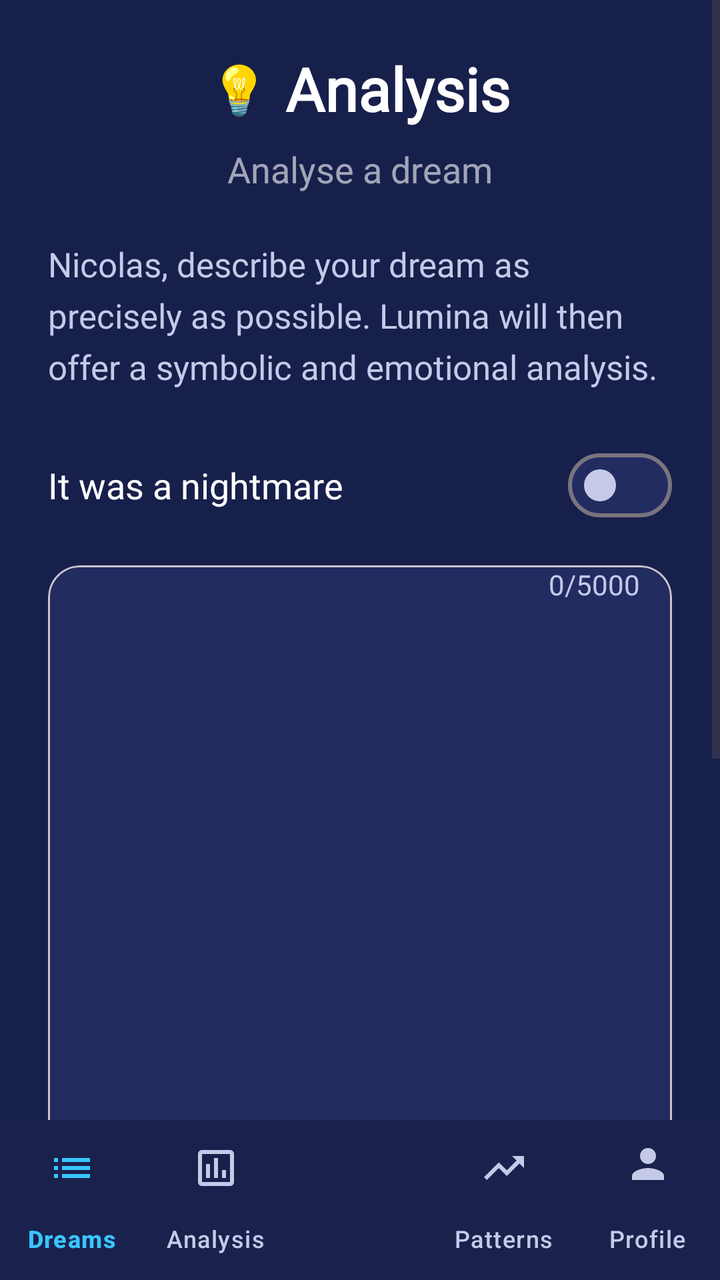
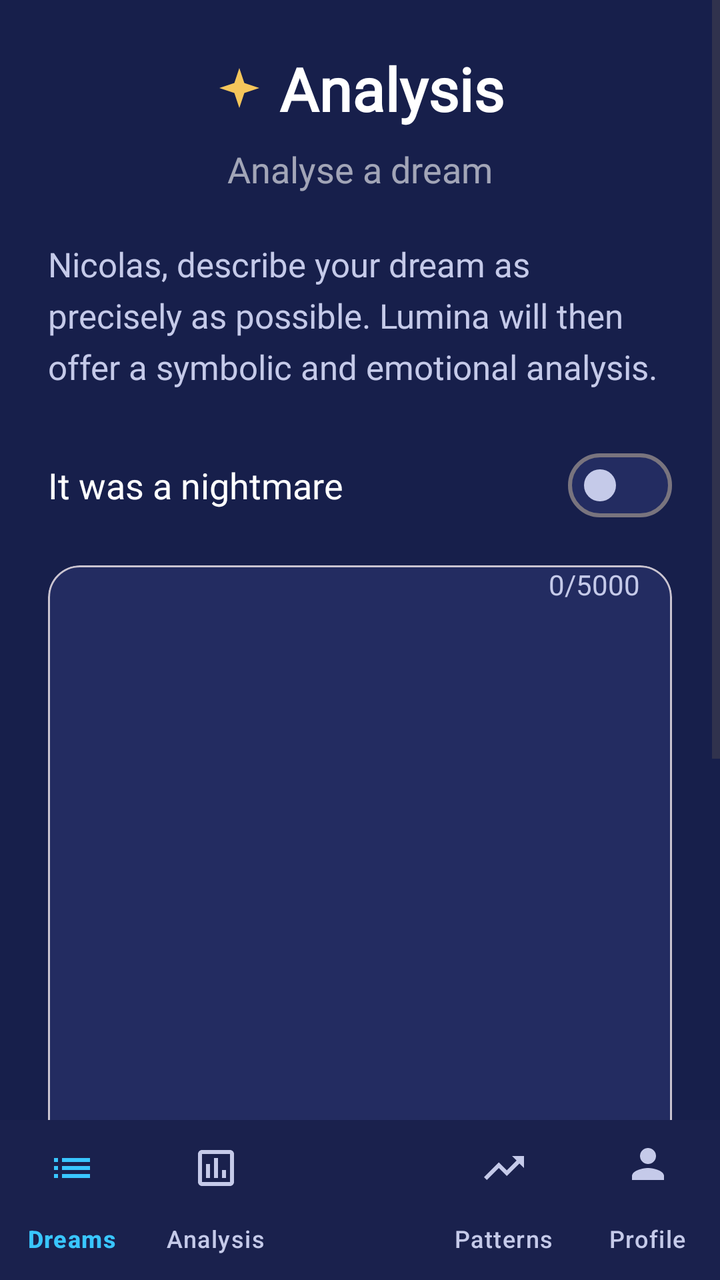

Compare the two renders of this Android layout. The source of the first and the diff that turns it into the second are given below.
<!-- AndroidManifest.xml: application theme Theme.LucidDreams -->
<!-- res/layout/activity_add_dream.xml -->
<?xml version="1.0" encoding="utf-8"?>
<androidx.constraintlayout.widget.ConstraintLayout xmlns:android="http://schemas.android.com/apk/res/android"
    xmlns:app="http://schemas.android.com/apk/res-auto"
    android:id="@+id/add_dream_root"
    android:layout_width="match_parent"
    android:layout_height="match_parent"
    android:background="#171F4B">

    <ScrollView
        android:layout_width="match_parent"
        android:layout_height="0dp"
        android:fillViewport="true"
        app:layout_constraintTop_toTopOf="parent"
        app:layout_constraintBottom_toTopOf="@id/bottomNav">

        <LinearLayout
            android:layout_width="match_parent"
            android:layout_height="wrap_content"
            android:orientation="vertical"
            android:paddingBottom="42dp">

            
            <LinearLayout
                android:id="@+id/topHeader"
                android:layout_width="match_parent"
                android:layout_height="wrap_content"
                android:orientation="vertical"
                android:gravity="center"
                android:layout_marginTop="24dp">

                <LinearLayout
                    android:layout_width="wrap_content"
                    android:layout_height="wrap_content"
                    android:orientation="horizontal"
                    android:gravity="center_vertical">
                    
                    <TextView
                        android:layout_width="wrap_content"
                        android:layout_height="wrap_content"
                        android:text="💡"
                        android:textSize="24sp"
                        android:layout_marginEnd="8dp"/>
                        
                    <TextView
                        android:layout_width="wrap_content"
                        android:layout_height="wrap_content"
                        android:text="Analysis"
                        android:textColor="#FFFFFF"
                        android:textSize="30sp"
                        android:fontFamily="@font/poppins"
                        android:textStyle="bold" />
                </LinearLayout>

                <TextView
                    android:layout_width="wrap_content"
                    android:layout_height="wrap_content"
                    android:text="Analyse a dream"
                    android:textColor="#99FFFFFF"
                    android:textSize="18sp"
                    android:layout_marginTop="8dp"
                    android:fontFamily="@font/poppins" />
            </LinearLayout>

            
            <TextView
                android:id="@+id/tvDescription"
                android:layout_width="match_parent"
                android:layout_height="wrap_content"
                android:layout_marginHorizontal="24dp"
                android:layout_marginTop="24dp"
                android:text="Nicolas, describe your dream as precisely as possible. Lumina will then offer a symbolic and emotional analysis."
                android:textColor="#C5CAE9"
                android:textSize="17sp"
                android:fontFamily="@font/poppins"
                android:lineSpacingExtra="6dp" />

            
            <LinearLayout
                android:layout_width="match_parent"
                android:layout_height="wrap_content"
                android:layout_marginHorizontal="24dp"
                android:layout_marginTop="24dp"
                android:orientation="horizontal"
                android:gravity="center_vertical">
                
                <TextView
                    android:layout_width="0dp"
                    android:layout_height="wrap_content"
                    android:layout_weight="1"
                    android:text="It was a nightmare"
                    android:textColor="#FFFFFF"
                    android:textSize="18sp"
                    android:fontFamily="@font/poppins" />

                <com.google.android.material.materialswitch.MaterialSwitch
                    android:id="@+id/cbNightmare"
                    android:layout_width="wrap_content"
                    android:layout_height="wrap_content"
                    app:thumbTint="#C5CAE9"
                    app:trackTint="#232C61"/>
            </LinearLayout>

            
            <com.google.android.material.card.MaterialCardView
                android:id="@+id/cvJournal"
                android:layout_width="match_parent"
                android:layout_height="0dp"
                android:layout_weight="1"
                android:layout_marginHorizontal="24dp"
                android:layout_marginTop="16dp"
                android:minHeight="350dp"
                app:cardBackgroundColor="#232C61"
                app:cardCornerRadius="16dp"
                app:cardElevation="0dp">

                <androidx.constraintlayout.widget.ConstraintLayout
                    android:layout_width="match_parent"
                    android:layout_height="match_parent">

                    <EditText
                        android:id="@+id/etDreamJournal"
                        android:layout_width="match_parent"
                        android:layout_height="0dp"
                        android:background="@android:color/transparent"
                        android:gravity="top|start"
                        android:hint="Describe your dream..."
                        android:inputType="textMultiLine|textCapSentences"
                        android:padding="24dp"
                        android:textColor="#FFFFFF"
                        android:textColorHint="#C5CAE9"
                        android:textSize="18sp"
                        android:lineSpacingExtra="8dp"
                        android:fontFamily="@font/poppins"
                        app:layout_constraintTop_toTopOf="parent"
                        app:layout_constraintBottom_toTopOf="@id/tvCharCount" />

                    <TextView
                        android:id="@+id/tvCharCount"
                        android:layout_width="wrap_content"
                        android:layout_height="wrap_content"
                        android:layout_margin="16dp"
                        android:text="0/5000"
                        android:textColor="#C5CAE9"
                        android:textSize="14sp"
                        android:fontFamily="@font/poppins"
                        app:layout_constraintBottom_toBottomOf="parent"
                        app:layout_constraintEnd_toEndOf="parent" />
                </androidx.constraintlayout.widget.ConstraintLayout>
            </com.google.android.material.card.MaterialCardView>

            
            <Button
                android:id="@+id/btnSaveDraft"
                style="@style/Widget.MaterialComponents.Button.OutlinedButton"
                android:layout_width="wrap_content"
                android:layout_height="wrap_content"
                android:layout_gravity="end"
                android:layout_marginEnd="24dp"
                android:layout_marginTop="8dp"
                android:text="Save Draft"
                android:textColor="#C5CAE9"
                app:strokeColor="#C5CAE9"
                android:fontFamily="@font/poppins" />

            
            <LinearLayout
                android:layout_width="match_parent"
                android:layout_height="wrap_content"
                android:orientation="vertical"
                android:layout_marginTop="24dp">

                <FrameLayout
                    android:id="@+id/bottomActionArea"
                    android:layout_width="match_parent"
                    android:layout_height="wrap_content"
                    android:layout_marginBottom="16dp">

                    <LinearLayout
                        android:id="@+id/btnHoldToTalk"
                        android:layout_width="match_parent"
                        android:layout_height="56dp"
                        android:layout_marginHorizontal="24dp"
                        android:background="@drawable/bg_pill_button"
                        android:gravity="center"
                        android:orientation="horizontal"
                        android:clickable="true"
                        android:focusable="true">

                        <ImageView
                            android:id="@+id/ivMicIcon"
                            android:layout_width="24dp"
                            android:layout_height="24dp"
                            android:src="@drawable/ic_mic"
                            app:tint="#C5CAE9"
                            android:layout_marginEnd="8dp"/>

                        <TextView
                            android:id="@+id/tvMicStatus"
                            android:layout_width="wrap_content"
                            android:layout_height="wrap_content"
                            android:text="Hold to talk"
                            android:textColor="#C5CAE9"
                            android:textSize="18sp"
                            android:fontFamily="@font/poppins" />
                    </LinearLayout>

                    <Button
                        android:id="@+id/btnAnalyze"
                        android:layout_width="match_parent"
                        android:layout_height="56dp"
                        android:layout_marginHorizontal="24dp"
                        android:backgroundTint="#9A63FF"
                        android:text="✨ Analyze Dream"
                        android:textColor="#FFFFFF"
                        android:textSize="18sp"
                        android:fontFamily="@font/poppins"
                        app:cornerRadius="28dp"
                        android:visibility="gone" />
                </FrameLayout>
            </LinearLayout>

        </LinearLayout>
    </ScrollView>

    
    <com.google.android.material.bottomnavigation.BottomNavigationView
        android:id="@+id/bottomNav"
        android:layout_width="match_parent"
        android:layout_height="wrap_content"
        android:background="#1A214D"
        app:itemIconTint="@color/nav_item_color"
        app:itemTextColor="@color/nav_item_color"
        app:menu="@menu/bottom_nav_menu"
        app:labelVisibilityMode="labeled"
        app:layout_constraintBottom_toBottomOf="parent" />

</androidx.constraintlayout.widget.ConstraintLayout>
<!-- resources referenced by this layout -->
<resources>
  <!-- drawable bg_pill_button (drawable) -->
  <?xml version="1.0" encoding="utf-8"?>
  <shape xmlns:android="http://schemas.android.com/apk/res/android"
      android:shape="rectangle">
      <solid android:color="#232C61" />
      <corners android:radius="28dp" />
  </shape>
  <!-- drawable ic_mic (drawable) -->
  <vector xmlns:android="http://schemas.android.com/apk/res/android"
      android:width="24dp"
      android:height="24dp"
      android:viewportWidth="24"
      android:viewportHeight="24"
      android:tint="?attr/colorControlNormal">
    <path
        android:fillColor="@android:color/white"
        android:pathData="M12,14c1.66,0 3,-1.34 3,-3V5c0,-1.66 -1.34,-3 -3,-3S9,3.34 9,5v6c0,1.66 1.34,3 3,3z"/>
    <path
        android:fillColor="@android:color/white"
        android:pathData="M17,11c0,2.76 -2.24,5 -5,5s-5,-2.24 -5,-5H5c0,3.53 2.61,6.43 6,6.92V21h2v-3.08c3.39,-0.49 6,-3.39 6,-6.92h-2z"/>
  </vector>
  <style name="Theme.LucidDreams" parent="Base.Theme.LucidDreams">
          <item name="materialCalendarTheme">@style/CustomDatePickerTheme</item>
      </style>
  <style name="Base.Theme.LucidDreams" parent="Theme.Material3.DayNight.NoActionBar">
          
          
      </style>
  <style name="CustomDatePickerTheme" parent="ThemeOverlay.Material3.MaterialCalendar">
          <item name="colorSurface">#232C61</item>
          <item name="colorOnSurface">#C5CAE9</item>
          <item name="colorPrimary">#39C6FF</item>
          <item name="colorOnPrimary">#171F4B</item>
          <item name="colorSurfaceContainerHigh">#1E2756</item>
          
          <item name="materialCalendarStyle">@style/CustomCalendarStyle</item>
          
          
          <item name="buttonBarPositiveButtonStyle">@style/CustomDatePickerConfirmButton</item>
          <item name="buttonBarNegativeButtonStyle">@style/CustomDatePickerCancelButton</item>
      </style>
  <style name="CustomCalendarStyle" parent="Widget.Material3.MaterialCalendar">
          <item name="dayStyle">@style/CustomCalendarDay</item>
          <item name="daySelectedStyle">@style/CustomCalendarDaySelected</item>
          <item name="dayTodayStyle">@style/CustomCalendarDayToday</item>
          <item name="yearStyle">@style/CustomCalendarDay</item>
          <item name="yearSelectedStyle">@style/CustomCalendarDaySelected</item>
          <item name="yearTodayStyle">@style/CustomCalendarDayToday</item>
      </style>
  <style name="CustomDatePickerConfirmButton" parent="Widget.Material3.Button">
          <item name="backgroundTint">#39C6FF</item>
          <item name="android:textColor">#171F4B</item>
      </style>
  <style name="CustomDatePickerCancelButton" parent="Widget.Material3.Button.TextButton">
          <item name="android:textColor">#C5CAE9</item>
      </style>
  <style name="CustomCalendarDay" parent="Widget.Material3.MaterialCalendar.Day">
          <item name="itemTextColor">#C5CAE9</item>
      </style>
  <style name="CustomCalendarDaySelected" parent="Widget.Material3.MaterialCalendar.Day.Selected">
          <item name="itemTextColor">#171F4B</item>
          <item name="itemFillColor">#39C6FF</item>
      </style>
  <style name="CustomCalendarDayToday" parent="Widget.Material3.MaterialCalendar.Day.Today">
          <item name="itemTextColor">#FFFFFF</item>
          <item name="itemStrokeColor">#39C6FF</item>
          <item name="itemStrokeWidth">1dp</item>
      </style>
</resources>

<!-- the commit's change to res/layout/activity_add_dream.xml (unified diff, before → after) -->
@@ -34,11 +34,11 @@
                     android:orientation="horizontal"
                     android:gravity="center_vertical">
                     
-                    <TextView
-                        android:layout_width="wrap_content"
-                        android:layout_height="wrap_content"
-                        android:text="💡"
-                        android:textSize="24sp"
+                    <ImageView
+                        android:layout_width="24dp"
+                        android:layout_height="24dp"
+                        android:src="@drawable/ic_insights"
+                        app:tint="#F6C65B"
                         android:layout_marginEnd="8dp"/>
                         
                     <TextView
@@ -210,7 +210,7 @@
                         android:layout_height="56dp"
                         android:layout_marginHorizontal="24dp"
                         android:backgroundTint="#9A63FF"
-                        android:text="✨ Analyze Dream"
+                        android:text="Analyze Dream"
                         android:textColor="#FFFFFF"
                         android:textSize="18sp"
                         android:fontFamily="@font/poppins"
<!-- resource entries referenced after the edit -->
@@ -7,6 +7,20 @@
       <solid android:color="#232C61" />
       <corners android:radius="28dp" />
   </shape>
+  <!-- drawable ic_insights (drawable) -->
+  <vector xmlns:android="http://schemas.android.com/apk/res/android"
+      android:width="24dp"
+      android:height="24dp"
+      android:viewportWidth="24"
+      android:viewportHeight="24">
+      <path
+          android:fillColor="#39C6FF"
+          android:pathData="M12,2L14.5,9.5L22,12L14.5,14.5L12,22L9.5,14.5L2,12L9.5,9.5Z" />
+      <path
+          android:fillColor="#39C6FF"
+          android:alpha="0.4"
+          android:pathData="M12,6L13.5,10.5L18,12L13.5,13.5L12,18L10.5,13.5L6,12L10.5,10.5Z" />
+  </vector>
   <!-- drawable ic_mic (drawable) -->
   <vector xmlns:android="http://schemas.android.com/apk/res/android"
       android:width="24dp"
